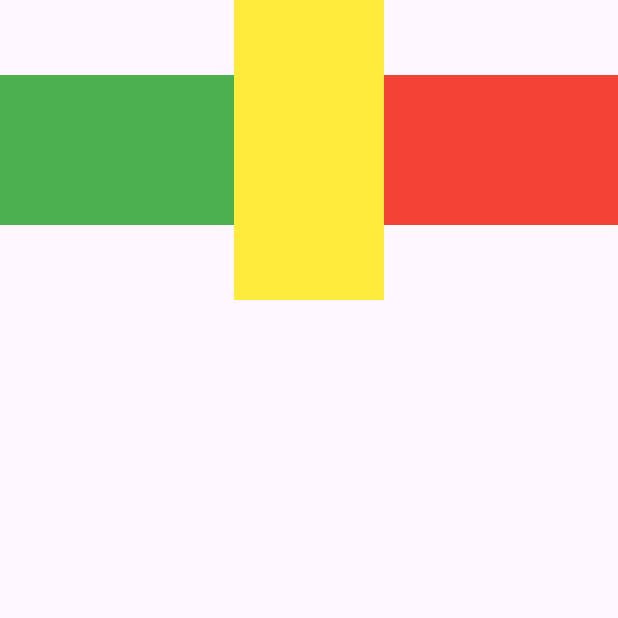
After one commit to minthwaykhant711/flutter, a Flutter app: the MultipleChildDemo screen opened directly, on a phone screen of 412 x 824 dp, the top half of it. The commit adds this screen. Run offline on Flutter 3.47's test engine with Material 3 defaults, Android fonts, the phone set to English and light mode, and no system bars.

Commit message:
doing design 1

```diff
--- a/flutter_application_1/lib/main.dart
+++ b/flutter_application_1/lib/main.dart
@@ -1,6 +1,6 @@
 import 'package:flutter/material.dart';
-import 'package:flutter_application_1/week05/single_child_demo.dart';
+import 'package:flutter_application_1/week05/design1.dart';
 
 void main() {
-  runApp(MaterialApp(home: SingleChildDemo()));
+  runApp(MaterialApp(home: Design1()));
 }
--- /dev/null
+++ b/flutter_application_1/lib/week05/multiple_child_demo.dart
@@ -0,0 +1,40 @@
+import 'package:flutter/material.dart';
+
+class MultipleChildDemo extends StatelessWidget {
+  const MultipleChildDemo({super.key});
+
+  @override
+  Widget build(BuildContext context) {
+    return Scaffold(
+      body: SafeArea(
+        child: Row(
+          // mainAxisAlignment: MainAxisAlignment.spaceEvenly,
+          // crossAxisAlignment: CrossAxisAlignment.center,
+          // children: [
+          //   Container(width: 100, height: 100, color: Colors.green),
+          //   Container(width: 100, height: 200, color: Colors.yellow),
+          //   Container(width: 100, height: 100, color: Colors.red),
+          // ],
+          // children: [
+          //   Container(width: 100, height: 100, color: Colors.green),
+          //   Spacer(flex: 1),
+          //   Container(width: 100, height: 200, color: Colors.yellow),
+          //   Spacer(flex: 2),
+          //   Container(width: 100, height: 100, color: Colors.red),
+          // ],
+          children: [
+            Expanded(
+              flex: 1,
+              child: Container(width: 100, height: 100, color: Colors.green),
+            ),
+            Container(width: 100, height: 200, color: Colors.yellow),
+            Expanded(
+              flex: 1,
+              child: Container(width: 100, height: 100, color: Colors.red),
+            ),
+          ],
+        ),
+      ),
+    );
+  }
+}
```
Also changed, not shown: flutter_application_1/lib/week05/design1.dart (added, +10 -0 lines), flutter_application_1/lib/week05/multiple_child_demo2.dart (added, +24 -0 lines).
